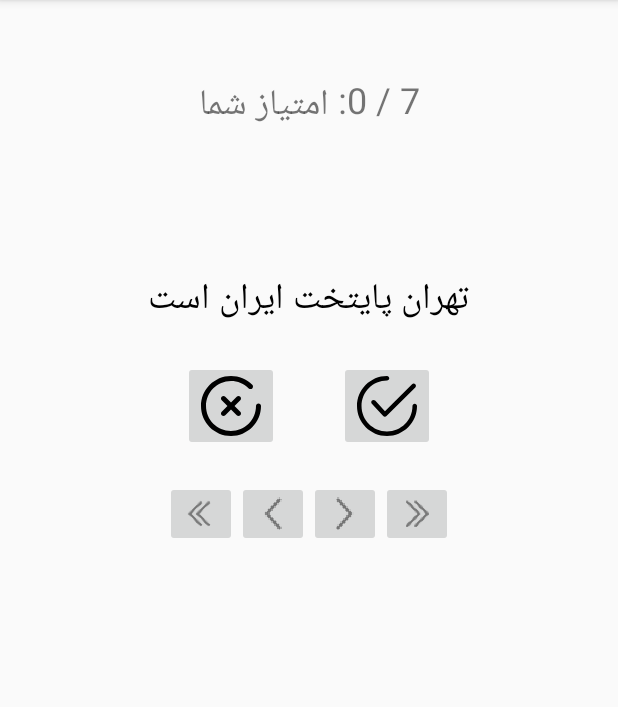
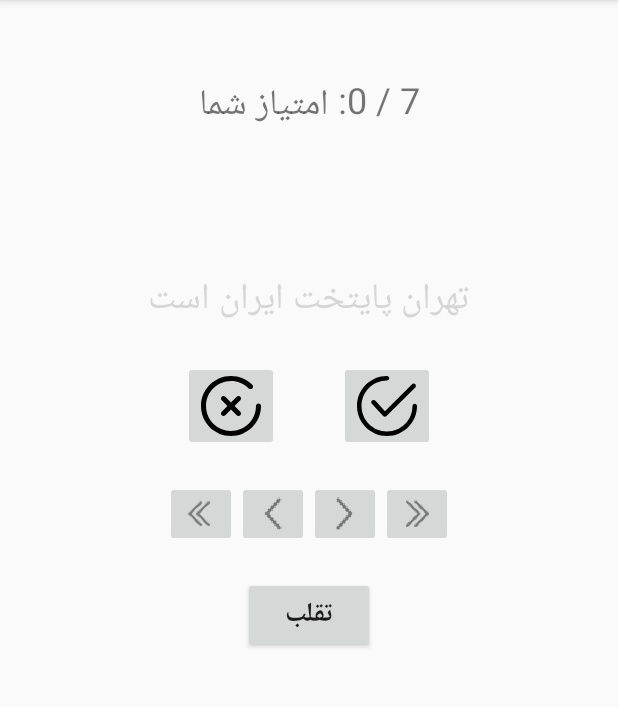
Before and after one commit to fateme99/Geo_Quiz, an Android app: the screen it shows after launch (QuizActivity), on a phone screen of 412 x 824 dp, the part 84-791 px from its top. Run offline under Robolectric (Android 15) with nearby library versions, the phone set to English and light mode, and no system bars.

Commit message:
add cheat icon. if user click on cheat icon and after that answer the question give a suitable message. handle 2 bug like rotate in quiz activity and answer after see an other question.

```diff
--- a/app/src/main/AndroidManifest.xml
+++ b/app/src/main/AndroidManifest.xml
@@ -9,7 +9,8 @@
         android:roundIcon="@mipmap/ic_launcher_round"
         android:supportsRtl="true"
         android:theme="@style/AppTheme">
-        <activity android:name=".QuizActivity">
+        <activity android:name=".controller.CheatActivity"></activity>
+        <activity android:name=".controller.QuizActivity">
             <intent-filter>
                 <action android:name="android.intent.action.MAIN" />
 
--- a/app/src/main/res/layout-land/activity_quiz.xml
+++ b/app/src/main/res/layout-land/activity_quiz.xml
@@ -119,6 +119,18 @@
 
             </ImageButton>
 
+            <Button
+                android:id="@+id/cheat_btn"
+                android:layout_width="wrap_content"
+                android:layout_height="wrap_content"
+                android:layout_gravity="bottom|center_horizontal"
+                android:layout_marginTop="20dp"
+                android:text="@string/cheat_txt"
+                android:textSize="18sp"
+                android:textStyle="bold">
+
+            </Button>
+
         </FrameLayout>
 
     </LinearLayout>
--- a/app/src/main/res/layout/activity_quiz.xml
+++ b/app/src/main/res/layout/activity_quiz.xml
@@ -6,7 +6,7 @@
     android:layout_height="match_parent"
 
     android:orientation="vertical"
-    tools:context=".QuizActivity">
+    tools:context=".controller.QuizActivity">
 
     <LinearLayout
 
@@ -113,6 +113,7 @@
 
                 </ImageButton>
 
+
                 <ImageButton
                     android:id="@+id/btn_double_next"
                     android:layout_width="wrap_content"
@@ -126,7 +127,18 @@
 
             </LinearLayout>
 
+            <Button
+                android:id="@+id/cheat_btn"
+                android:layout_width="wrap_content"
+                android:layout_height="wrap_content"
+                android:layout_marginTop="20dp"
+                android:text="@string/cheat_txt"
+                android:textSize="18sp"
+                android:textStyle="bold">
+
+            </Button>
         </LinearLayout>
+
     </LinearLayout>
 
     <LinearLayout
--- a/app/src/main/res/values/strings.xml
+++ b/app/src/main/res/values/strings.xml
@@ -14,4 +14,7 @@
     <string name="question_asia">قاره ی آسیا در نیمکره ی جنوبی جهان است</string>
     <string name="score_text"> : امتیاز شما</string>
     <string name="game_over">بازی تمام شد </string>
+    <string name="cheat_txt">تقلب</string>
+    <string name="sure_txt">آیا اطمینان دارید ؟</string>
+    <string name="judgment_txt">تقلب کار خوبی نیست...</string>
 </resources>
```
Also changed, not shown: app/src/main/java/com/example/geo_quiz/controller/CheatActivity.java (added, +50 -0 lines), app/src/main/java/com/example/geo_quiz/controller/QuizActivity.java (renamed from app/src/main/java/com/example/geo_quiz/QuizActivity.java, +36 -29 lines), app/src/main/java/com/example/geo_quiz/model/Question.java (renamed from app/src/main/java/com/example/geo_quiz/Question.java, +11 -1 lines), app/src/main/res/layout-land/activity_cheat.xml (added, +33 -0 lines), app/src/main/res/layout/activity_cheat.xml (added, +39 -0 lines).
